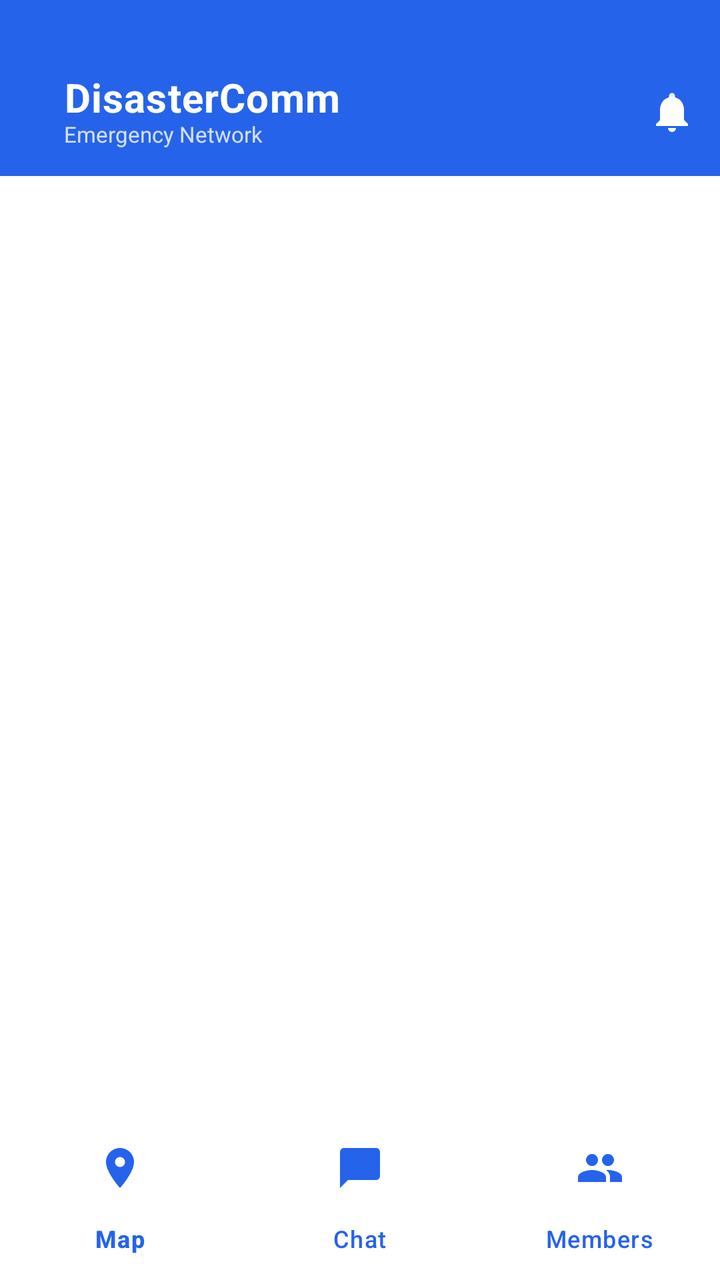
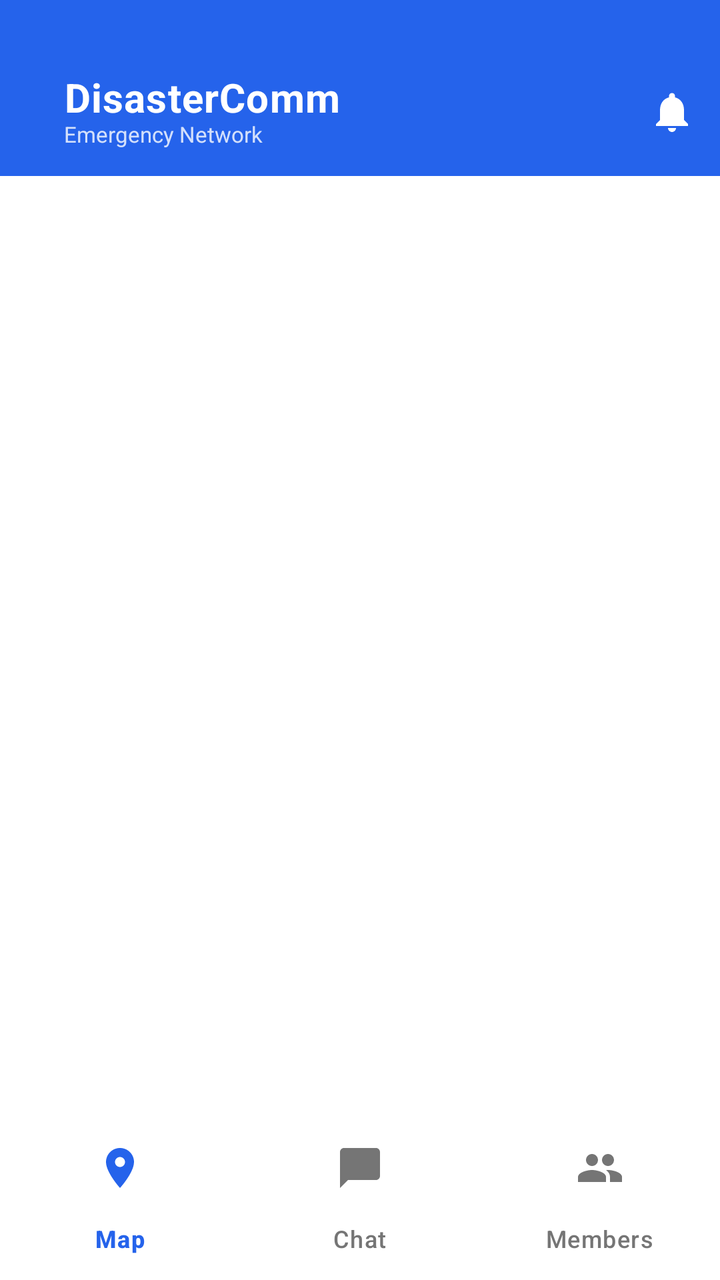

Screens rendered from an Android XML layout before and after an edit, with the pre-edit source and the edit as a unified diff.
<!-- AndroidManifest.xml: application theme Theme.DisasterComm -->
<!-- res/layout/activity_main_new.xml -->
<?xml version="1.0" encoding="utf-8"?>
<androidx.drawerlayout.widget.DrawerLayout
    xmlns:android="http://schemas.android.com/apk/res/android"
    xmlns:app="http://schemas.android.com/apk/res-auto"
    android:id="@+id/drawerLayout"
    android:layout_width="match_parent"
    android:layout_height="match_parent">

    
    <androidx.coordinatorlayout.widget.CoordinatorLayout
        android:layout_width="match_parent"
        android:layout_height="match_parent"
        android:background="@color/background_light">

        
        <LinearLayout
            android:id="@+id/linearLayout"
            android:layout_width="match_parent"
            android:layout_height="match_parent"
            android:orientation="vertical">

            
            <com.google.android.material.appbar.MaterialToolbar
                android:id="@+id/toolbar"
                android:layout_width="match_parent"
                android:layout_height="wrap_content"
                android:minHeight="?attr/actionBarSize"
                android:paddingTop="32dp"
                android:background="@color/primary"
                android:elevation="4dp"
                app:titleTextAppearance="@style/TextAppearance.AppCompat.Widget.ActionBar.Title"
                app:titleTextColor="@color/white">

                <androidx.constraintlayout.widget.ConstraintLayout
                    android:layout_width="match_parent"
                    android:layout_height="wrap_content"
                    android:paddingBottom="8dp">

                    
                    <androidx.constraintlayout.widget.Guideline
                        android:id="@+id/guidelineCenter"
                        android:layout_width="wrap_content"
                        android:layout_height="wrap_content"
                        android:orientation="vertical"
                        app:layout_constraintGuide_percent="0.5" />

                    
                    <LinearLayout
                        android:id="@+id/layoutTitle"
                        android:layout_width="0dp"
                        android:layout_height="wrap_content"
                        android:orientation="vertical"
                        android:layout_marginStart="16dp" 
                        app:layout_constraintStart_toStartOf="parent"
                        app:layout_constraintTop_toTopOf="parent"
                        app:layout_constraintBottom_toBottomOf="parent"
                        app:layout_constraintEnd_toStartOf="@+id/guidelineCenter"
                        android:layout_marginEnd="16dp">

                        <TextView
                            android:layout_width="wrap_content"
                            android:layout_height="wrap_content"
                            android:text="DisasterComm"
                            android:textColor="@color/white"
                            android:textSize="20sp"
                            android:textStyle="bold"
                            android:includeFontPadding="false"
                            android:letterSpacing="0.02"
                            android:ellipsize="end"
                            android:maxLines="1"/>

                        <TextView
                            android:layout_width="wrap_content"
                            android:layout_height="wrap_content"
                            android:alpha="0.8"
                            android:text="Emergency Network"
                            android:textColor="@color/white"
                            android:textSize="11sp" 
                            android:layout_marginTop="-2dp"
                            android:ellipsize="end"
                            android:maxLines="1"/>
                    </LinearLayout>

                    
                    <FrameLayout
                        android:id="@+id/frameUpdateIcon"
                        android:layout_width="48dp"
                        android:layout_height="48dp"
                        app:layout_constraintEnd_toEndOf="parent"
                        app:layout_constraintTop_toTopOf="parent"
                        app:layout_constraintBottom_toBottomOf="parent">
                        
                        <ImageView
                            android:id="@+id/ivUpdateBell"
                            android:layout_width="24dp"
                            android:layout_height="24dp"
                            android:layout_gravity="center"
                            android:src="@drawable/ic_notification_bell"
                            app:tint="@color/white"
                            android:contentDescription="Updates"/>
                        
                        
                        <View
                            android:id="@+id/viewUpdateBadge"
                            android:layout_width="10dp"
                            android:layout_height="10dp"
                            android:layout_gravity="top|end"
                            android:layout_marginTop="8dp"
                            android:layout_marginEnd="8dp"
                            android:background="@drawable/circle_background"
                            android:backgroundTint="@android:color/holo_red_light"
                            android:visibility="gone"/>
                    </FrameLayout>

                    

                </androidx.constraintlayout.widget.ConstraintLayout>
            </com.google.android.material.appbar.MaterialToolbar>


            
            <androidx.viewpager2.widget.ViewPager2
                android:id="@+id/viewPager"
                android:layout_width="match_parent"
                android:layout_height="0dp"
                android:layout_weight="1"
                android:paddingBottom="80dp"
                android:clipToPadding="false" />
        </LinearLayout>

        
        <com.google.android.material.bottomnavigation.BottomNavigationView
            android:id="@+id/bottomNav"
            android:layout_width="match_parent"
            android:layout_height="wrap_content"
            android:layout_gravity="bottom"
            android:background="@color/white"
            android:elevation="16dp"
            app:itemIconTint="@color/primary"
            app:itemTextColor="@color/primary"
            app:itemActiveIndicatorStyle="@style/App.BottomNav.ActiveIndicator"
            app:labelVisibilityMode="labeled"
            app:menu="@menu/bottom_nav_menu" />

    <FrameLayout
        android:id="@+id/fragment_container"
        android:layout_width="match_parent"
        android:layout_height="match_parent"
        android:background="@color/white"
        android:elevation="20dp"
        android:visibility="gone" />

    
    
    <View
        android:layout_width="0dp"
        android:layout_height="0dp" />

</androidx.coordinatorlayout.widget.CoordinatorLayout>

    
    <com.google.android.material.navigation.NavigationView
        android:id="@+id/navigationView"
        android:layout_width="wrap_content"
        android:layout_height="match_parent"
        android:layout_gravity="start"
        android:fitsSystemWindows="true"
        android:background="@color/surface"
        app:headerLayout="@layout/nav_header"
        app:menu="@menu/nav_drawer_menu"
        app:itemIconTint="@color/primary"
        app:itemTextColor="@color/text_primary"/>

</androidx.drawerlayout.widget.DrawerLayout>
<!-- res/layout/nav_header.xml (included above) -->
<?xml version="1.0" encoding="utf-8"?>
<LinearLayout xmlns:android="http://schemas.android.com/apk/res/android"
    xmlns:app="http://schemas.android.com/apk/res-auto"
    android:layout_width="match_parent"
    android:layout_height="200dp"
    android:background="@drawable/gradient_toolbar"
    android:gravity="bottom"
    android:orientation="vertical"
    android:padding="24dp"
    android:theme="@style/ThemeOverlay.AppCompat.Dark">

    
    <com.google.android.material.card.MaterialCardView
        android:layout_width="64dp"
        android:layout_height="64dp"
        app:cardCornerRadius="32dp"
        app:cardElevation="4dp"
        app:cardBackgroundColor="@color/white"
        android:layout_marginBottom="12dp">

        <TextView
            android:id="@+id/tvUserInitial"
            android:layout_width="match_parent"
            android:layout_height="match_parent"
            android:gravity="center"
            android:text="A"
            android:textSize="28sp"
            android:textStyle="bold"
            android:textColor="@color/primary"/>
    </com.google.android.material.card.MaterialCardView>

    
    <TextView
        android:id="@+id/tvUserName"
        android:layout_width="wrap_content"
        android:layout_height="wrap_content"
        android:text="amit"
        android:textSize="20sp"
        android:textStyle="bold"
        android:textColor="@color/white"
        android:layout_marginBottom="4dp"/>

    
    <TextView
        android:id="@+id/tvDeviceId"
        android:layout_width="wrap_content"
        android:layout_height="wrap_content"
        android:text="Device ID: 83abf55a"
        android:textSize="12sp"
        android:textColor="@color/white"
        android:alpha="0.8"/>

</LinearLayout>
<!-- resources referenced by this layout -->
<resources>
  <color name="background_light">@color/background</color>
  <color name="primary">#2563EB</color>
  <color name="surface">#FFFFFF</color>
  <color name="text_primary">#0F172A</color>
  <color name="white">#FFFFFF</color>
  <!-- drawable circle_background (drawable) -->
  <?xml version="1.0" encoding="utf-8"?>
  <shape xmlns:android="http://schemas.android.com/apk/res/android"
      android:shape="oval">
      <solid android:color="#EEEEEE"/>
  </shape>
  <!-- drawable gradient_toolbar (drawable) -->
  <?xml version="1.0" encoding="utf-8"?>
  <shape xmlns:android="http://schemas.android.com/apk/res/android"
      android:shape="rectangle">
      <gradient
          android:angle="90"
          android:startColor="@color/primary"
          android:endColor="@color/primary_variant"
          android:type="linear"/>
  </shape>
  <!-- drawable ic_notification_bell (drawable) -->
  <vector xmlns:android="http://schemas.android.com/apk/res/android"
      android:width="24dp"
      android:height="24dp"
      android:viewportWidth="24"
      android:viewportHeight="24">
      <path
          android:fillColor="@android:color/white"
          android:pathData="M12,22c1.1,0 2,-0.9 2,-2h-4c0,1.1 0.89,2 2,2zM18,16v-5c0,-3.07 -1.64,-5.64 -4.5,-6.32V4c0,-0.83 -0.67,-1.5 -1.5,-1.5s-1.5,0.67 -1.5,1.5v0.68C7.63,5.36 6,7.92 6,11v5l-2,2v1h16v-1l-2,-2z"/>
  </vector>
  <style name="App.BottomNav.ActiveIndicator" parent="">
          <item name="android:color">@android:color/transparent</item>
      </style>
  <style name="Theme.DisasterComm" parent="Theme.Material3.DayNight.NoActionBar">
          
          <item name="colorPrimary">@color/primary</item>
          <item name="colorPrimaryVariant">@color/primary_variant</item>
          <item name="colorOnPrimary">@color/text_on_primary</item>
          
          
          <item name="colorSecondary">@color/secondary</item>
          <item name="colorSecondaryVariant">@color/secondary_variant</item>
          <item name="colorOnSecondary">@color/white</item>
          
          
          <item name="android:windowBackground">@color/background</item>
          <item name="colorSurface">@color/surface</item>
          <item name="colorOnSurface">@color/text_primary</item>
          
          
          <item name="android:statusBarColor">@color/primary_variant</item>
          <item name="android:windowLightStatusBar">false</item>
          
          
          <item name="elevationOverlayEnabled">false</item>
          
          
          <item name="materialButtonStyle">@style/Widget.App.Button</item>
      </style>
  <color name="background">#FFFFFF</color>
  <color name="primary_variant">#1D4ED8</color>
  <color name="text_on_primary">#FFFFFF</color>
  <color name="secondary">#6366F1</color>
  <color name="secondary_variant">#4F46E5</color>
  <style name="Widget.App.Button" parent="Widget.Material3.Button">
          <item name="android:minHeight">48dp</item>
          <item name="android:minWidth">48dp</item>
          <item name="android:stateListAnimator">@null</item> 
          <item name="android:elevation">0dp</item>
      </style>
</resources>

<!-- the commit's change to res/layout/activity_main_new.xml (unified diff, before → after) -->
@@ -136,8 +136,8 @@
             android:layout_gravity="bottom"
             android:background="@color/white"
             android:elevation="16dp"
-            app:itemIconTint="@color/primary"
-            app:itemTextColor="@color/primary"
+            app:itemIconTint="@color/nav_item_color_state"
+            app:itemTextColor="@color/nav_item_color_state"
             app:itemActiveIndicatorStyle="@style/App.BottomNav.ActiveIndicator"
             app:labelVisibilityMode="labeled"
             app:menu="@menu/bottom_nav_menu" />
